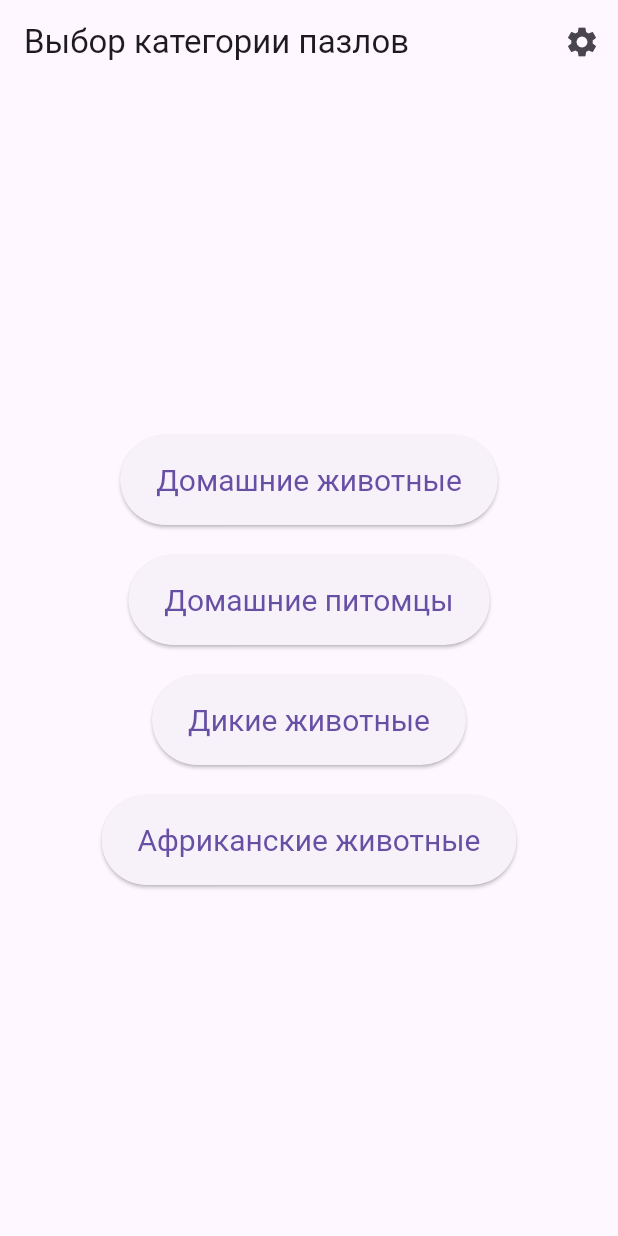
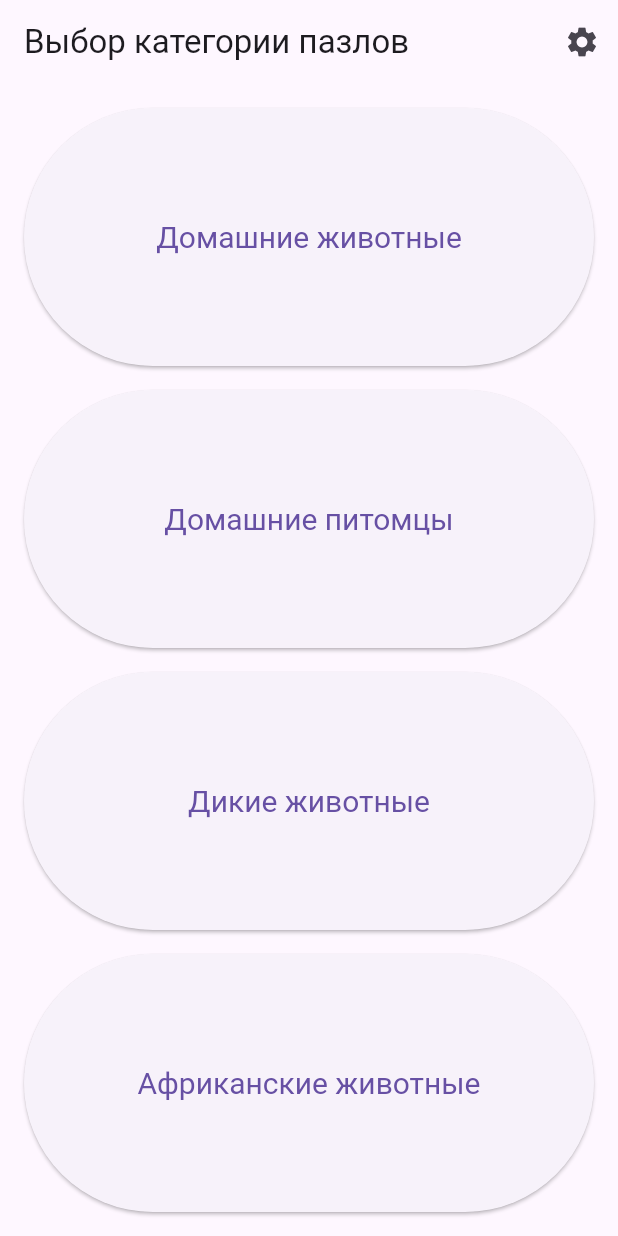
Before and after one commit to ruzanovalexei/puzzleforchild, a Flutter app: the screen it shows after launch, on a phone screen of 412 x 824 dp. Run offline on Flutter 3.47's test engine with Material 3 defaults, Android fonts, the light colour scheme and no system bars; our stand-ins replace shared_preferences.

Commit message:
Кнопки на главном

```diff
--- a/lib/screens/home_screen.dart
+++ b/lib/screens/home_screen.dart
@@ -22,26 +22,42 @@ class HomeScreen extends StatelessWidget {
           ),
         ],
       ),
-      body: Center(
+      body: Expanded(
+        child: Padding(
+          padding: const EdgeInsets.all(16.0), // Добавляем отступы по краям
           child: Column(
-          mainAxisAlignment: MainAxisAlignment.center,
+            mainAxisAlignment: MainAxisAlignment.spaceEvenly, // Равномерно распределяем кнопки
+            crossAxisAlignment: CrossAxisAlignment.stretch, // Растягиваем кнопки по ширине
             children: [
-            _buildCategoryButton(context, 'Домашние животные', 'farm_animals'),
-            _buildCategoryButton(context, 'Домашние питомцы', 'pets'),
-            _buildCategoryButton(context, 'Дикие животные', 'wild_animals'),
-            _buildCategoryButton(context, 'Африканские животные', 'african_animals'),
+              Expanded(
+                  child:
+                      _buildCategoryButton(context, 'Домашние животные', 'farm_animals')),
+              const SizedBox(height: 16), // Отступ между кнопками
+              Expanded(
+                  child: _buildCategoryButton(context, 'Домашние питомцы', 'pets')),
+              const SizedBox(height: 16), // Отступ между кнопками
+              Expanded(
+                  child: _buildCategoryButton(context, 'Дикие животные', 'wild_animals')),
+              const SizedBox(height: 16), // Отступ между кнопками
+              Expanded(
+                  child: _buildCategoryButton(
+                      context, 'Африканские животные', 'african_animals')),
             ],
+          ),
         ),
       ),
     );
   }
 
-  Widget _buildCategoryButton(BuildContext context, String title, String categoryPath) {
-    return Padding(
-      padding: const EdgeInsets.symmetric(vertical: 10.0),
-      child: ElevatedButton(
+  Widget _buildCategoryButton(
+      BuildContext context, String title, String categoryPath) {
+    return ElevatedButton(
       style: ElevatedButton.styleFrom(
-          minimumSize: const Size(200, 60),
+        // remove minimumSize, as it conflicts with Expanded
+        // minimumSize: const Size(200, 60), // Убрано, так как Expanded управляет размером
+        // теперь ширина будет infinite
+        minimumSize: const Size(
+            double.infinity, 60), // Высота сохраняется, ширина на всю доступную
         textStyle: const TextStyle(fontSize: 20),
       ),
       onPressed: () {
@@ -50,13 +66,13 @@ class HomeScreen extends StatelessWidget {
           MaterialPageRoute(
             builder: (context) => CategorySelectionScreen(
               categoryTitle: title,
-                categoryAssetPath: 'assets/images/$categoryPath/', // Путь к изображениям категории
+              categoryAssetPath:
+                  'assets/images/$categoryPath/', // Путь к изображениям категории
             ),
           ),
         );
       },
       child: Text(title),
-      ),
     );
   }
 }
```
Lines whose indentation alone changed are shown as unchanged.
